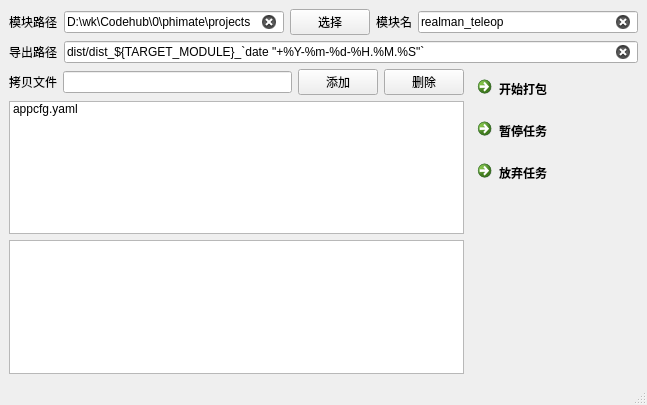
Before: the Qt Designer form ui/form.ui in Wel2018/py_app_packer, drawn with Qt 5.
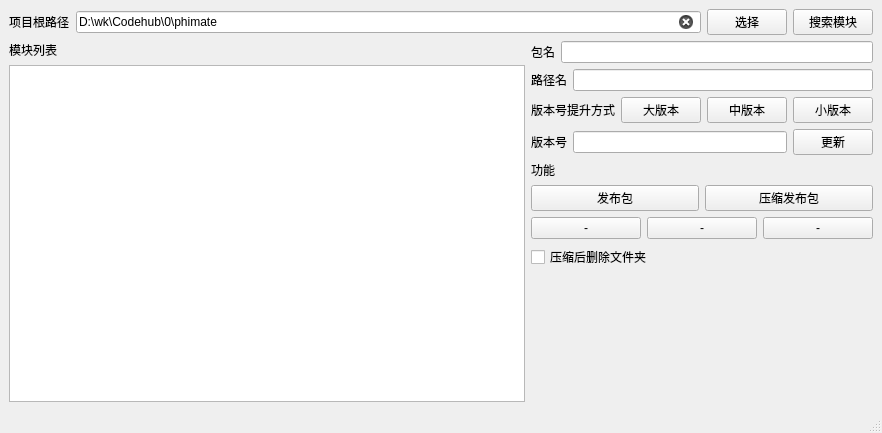
After: the same form once the commit is applied.

Commit message: 支持扫描、加密、压缩功能

```diff
--- a/ui/form.ui
+++ b/ui/form.ui
@@ -6,8 +6,8 @@
    <rect>
     <x>0</x>
     <y>0</y>
-    <width>647</width>
-    <height>405</height>
+    <width>882</width>
+    <height>433</height>
    </rect>
   </property>
   <property name="windowTitle">
@@ -16,20 +16,20 @@
   <widget class="QWidget" name="centralwidget">
    <layout class="QGridLayout" name="gridLayout">
     <item row="0" column="0">
-     <layout class="QVBoxLayout" name="verticalLayout">
+     <layout class="QVBoxLayout" name="verticalLayout_3">
       <item>
-       <layout class="QHBoxLayout" name="horizontalLayout_2">
+       <layout class="QHBoxLayout" name="horizontalLayout_3">
         <item>
          <widget class="QLabel" name="label_5">
           <property name="text">
-           <string>模块路径</string>
+           <string>项目根路径</string>
           </property>
          </widget>
         </item>
         <item>
-         <widget class="QLineEdit" name="dataset_zip_path">
+         <widget class="QLineEdit" name="root_path">
           <property name="text">
-           <string>D:\wk\Codehub\0\phimate\projects</string>
+           <string>D:\wk\Codehub\0\phimate</string>
           </property>
           <property name="clearButtonEnabled">
            <bool>true</bool>
@@ -37,118 +37,174 @@
          </widget>
         </item>
         <item>
-         <widget class="QPushButton" name="dataset_zip_path_select">
+         <widget class="QPushButton" name="btn_root_select">
           <property name="text">
            <string>选择</string>
           </property>
          </widget>
         </item>
         <item>
-         <widget class="QLabel" name="label_2">
+         <widget class="QPushButton" name="btn_scan">
           <property name="text">
-           <string>模块名</string>
+           <string>搜索模块</string>
           </property>
          </widget>
         </item>
-        <item>
-         <widget class="QLineEdit" name="model_weight_dir">
-          <property name="text">
-           <string>realman_teleop</string>
-          </property>
-          <property name="clearButtonEnabled">
-           <bool>true</bool>
-          </property>
-         </widget>
-        </item>
        </layout>
       </item>
       <item>
-       <layout class="QHBoxLayout" name="horizontalLayout_3">
-        <item>
-         <widget class="QLabel" name="label">
-          <property name="text">
-           <string>导出路径</string>
-          </property>
-         </widget>
-        </item>
-        <item>
-         <widget class="QLineEdit" name="dataset_data_yaml_path">
-          <property name="text">
-           <string>dist/dist_${TARGET_MODULE}_`date &quot;+%Y-%m-%d-%H.%M.%S&quot;`</string>
-          </property>
-          <property name="clearButtonEnabled">
-           <bool>true</bool>
-          </property>
-         </widget>
-        </item>
-       </layout>
-      </item>
-      <item>
-       <layout class="QHBoxLayout" name="horizontalLayout_4">
+       <layout class="QHBoxLayout" name="horizontalLayout_4" stretch="2,1">
         <item>
          <layout class="QVBoxLayout" name="verticalLayout_2">
           <item>
+           <widget class="QLabel" name="label_2">
+            <property name="text">
+             <string>模块列表</string>
+            </property>
+           </widget>
+          </item>
+          <item>
+           <widget class="QTableWidget" name="table_mod"/>
+          </item>
+         </layout>
+        </item>
+        <item>
+         <layout class="QVBoxLayout" name="verticalLayout">
+          <item>
            <layout class="QHBoxLayout" name="horizontalLayout">
             <item>
+             <widget class="QLabel" name="label_4">
+              <property name="text">
+               <string>包名</string>
+              </property>
+             </widget>
+            </item>
+            <item>
+             <widget class="QLineEdit" name="mod_name"/>
+            </item>
+           </layout>
+          </item>
+          <item>
+           <layout class="QHBoxLayout" name="horizontalLayout_5">
+            <item>
+             <widget class="QLabel" name="label">
+              <property name="text">
+               <string>路径名</string>
+              </property>
+             </widget>
+            </item>
+            <item>
+             <widget class="QLineEdit" name="mod_path"/>
+            </item>
+           </layout>
+          </item>
+          <item>
+           <layout class="QHBoxLayout" name="horizontalLayout_7">
+            <item>
+             <widget class="QLabel" name="label_7">
+              <property name="text">
+               <string>版本号提升方式</string>
+              </property>
+             </widget>
+            </item>
+            <item>
+             <widget class="QPushButton" name="btn_update_major">
+              <property name="text">
+               <string>大版本</string>
+              </property>
+             </widget>
+            </item>
+            <item>
+             <widget class="QPushButton" name="btn_update_minor">
+              <property name="text">
+               <string>中版本</string>
+              </property>
+             </widget>
+            </item>
+            <item>
+             <widget class="QPushButton" name="btn_update_patch">
+              <property name="text">
+               <string>小版本</string>
+              </property>
+             </widget>
+            </item>
+           </layout>
+          </item>
+          <item>
+           <layout class="QHBoxLayout" name="horizontalLayout_2">
+            <item>
              <widget class="QLabel" name="label_3">
               <property name="text">
-               <string>拷贝文件</string>
+               <string>版本号</string>
               </property>
              </widget>
             </item>
             <item>
-             <widget class="QLineEdit" name="lineEdit"/>
+             <widget class="QLineEdit" name="mod_version"/>
             </item>
             <item>
-             <widget class="QPushButton" name="pushButton">
+             <widget class="QPushButton" name="btn_update_version">
               <property name="text">
-               <string>添加</string>
+               <string>更新</string>
               </property>
              </widget>
             </item>
+           </layout>
+          </item>
+          <item>
+           <widget class="QLabel" name="label_8">
+            <property name="text">
+             <string>功能</string>
+            </property>
+           </widget>
+          </item>
+          <item>
+           <layout class="QHBoxLayout" name="horizontalLayout_8">
             <item>
-             <widget class="QPushButton" name="pushButton_2">
+             <widget class="QPushButton" name="btn_release">
               <property name="text">
-               <string>删除</string>
+               <string>发布包</string>
               </property>
              </widget>
             </item>
+            <item>
+             <widget class="QPushButton" name="btn_zip">
+              <property name="text">
+               <string>压缩发布包</string>
+              </property>
+             </widget>
+            </item>
            </layout>
           </item>
           <item>
-           <widget class="QListWidget" name="listWidget">
+           <layout class="QHBoxLayout" name="horizontalLayout_9">
             <item>
-             <property name="text">
-              <string>appcfg.yaml</string>
-             </property>
+             <widget class="QPushButton" name="pushButton_7">
+              <property name="text">
+               <string>-</string>
+              </property>
+             </widget>
             </item>
-           </widget>
+            <item>
+             <widget class="QPushButton" name="pushButton_8">
+              <property name="text">
+               <string>-</string>
+              </property>
+             </widget>
+            </item>
+            <item>
+             <widget class="QPushButton" name="pushButton_9">
+              <property name="text">
+               <string>-</string>
+              </property>
+             </widget>
+            </item>
+           </layout>
           </item>
           <item>
-           <widget class="QTextBrowser" name="textBrowser"/>
-          </item>
-         </layout>
-        </item>
-        <item>
-         <layout class="QVBoxLayout" name="verticalLayout_3">
-          <item>
-           <widget class="QCommandLinkButton" name="btn_train">
+           <widget class="QCheckBox" name="is_delete_zipped_folder">
             <property name="text">
-             <string>开始打包</string>
-            </property>
-           </widget>
-          </item>
-          <item>
-           <widget class="QCommandLinkButton" name="btn_pause">
-            <property name="text">
-             <string>暂停任务</string>
-            </property>
-           </widget>
-          </item>
-          <item>
-           <widget class="QCommandLinkButton" name="btn_stop">
-            <property name="text">
-             <string>放弃任务</string>
+             <string>压缩后删除文件夹</string>
             </property>
            </widget>
           </item>
```
The commit also changes 5 other files.
